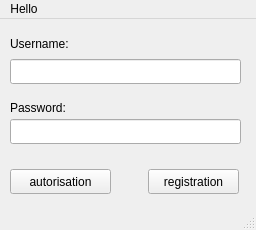
The window that src/client/gui/mainwindow.ui (k-morozov/AppChat) describes before a commit, drawn with Qt 5.
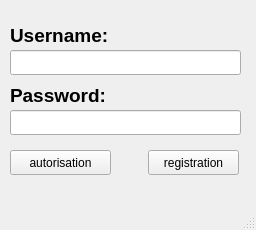
The same window after the commit.

```diff
--- a/src/client/gui/mainwindow.ui
+++ b/src/client/gui/mainwindow.ui
@@ -18,7 +18,7 @@
     <property name="geometry">
      <rect>
       <x>10</x>
-      <y>100</y>
+      <y>110</y>
       <width>231</width>
       <height>25</height>
      </rect>
@@ -29,25 +29,15 @@
       <height>16777215</height>
      </size>
     </property>
-   </widget>
-   <widget class="QLabel" name="label_password">
-    <property name="geometry">
-     <rect>
-      <x>10</x>
-      <y>70</y>
-      <width>81</width>
-      <height>38</height>
-     </rect>
-    </property>
     <property name="text">
-     <string>Password:</string>
+     <string/>
     </property>
    </widget>
    <widget class="QLineEdit" name="logon">
     <property name="geometry">
      <rect>
       <x>10</x>
-      <y>40</y>
+      <y>50</y>
       <width>231</width>
       <height>25</height>
      </rect>
@@ -58,18 +48,8 @@
       <height>16777215</height>
      </size>
     </property>
-   </widget>
-   <widget class="QLabel" name="label_login">
-    <property name="geometry">
-     <rect>
-      <x>10</x>
-      <y>10</y>
-      <width>81</width>
-      <height>29</height>
-     </rect>
-    </property>
     <property name="text">
-     <string>Username:</string>
+     <string/>
     </property>
    </widget>
    <widget class="QPushButton" name="push_registration">
@@ -98,22 +78,32 @@
      <string>autorisation</string>
     </property>
    </widget>
-  </widget>
-  <widget class="QMenuBar" name="menubar">
-   <property name="geometry">
-    <rect>
-     <x>0</x>
-     <y>0</y>
-     <width>256</width>
-     <height>22</height>
-    </rect>
-   </property>
-   <widget class="QMenu" name="menuHello">
-    <property name="title">
-     <string>Hello</string>
+   <widget class="QLabel" name="label_password">
+    <property name="geometry">
+     <rect>
+      <x>10</x>
+      <y>80</y>
+      <width>101</width>
+      <height>31</height>
+     </rect>
     </property>
+    <property name="text">
+     <string>&lt;html&gt;&lt;head/&gt;&lt;body&gt;&lt;p&gt;&lt;span style=&quot; font-size:14pt; font-weight:600;&quot;&gt;Password:&lt;/span&gt;&lt;/p&gt;&lt;/body&gt;&lt;/html&gt;</string>
+    </property>
    </widget>
-   <addaction name="menuHello"/>
+   <widget class="QLabel" name="label_username">
+    <property name="geometry">
+     <rect>
+      <x>10</x>
+      <y>20</y>
+      <width>101</width>
+      <height>31</height>
+     </rect>
+    </property>
+    <property name="text">
+     <string>&lt;html&gt;&lt;head/&gt;&lt;body&gt;&lt;p&gt;&lt;span style=&quot; font-size:14pt; font-weight:600;&quot;&gt;Username:&lt;/span&gt;&lt;/p&gt;&lt;/body&gt;&lt;/html&gt;</string>
+    </property>
+   </widget>
   </widget>
   <widget class="QStatusBar" name="statusbar"/>
  </widget>
```
